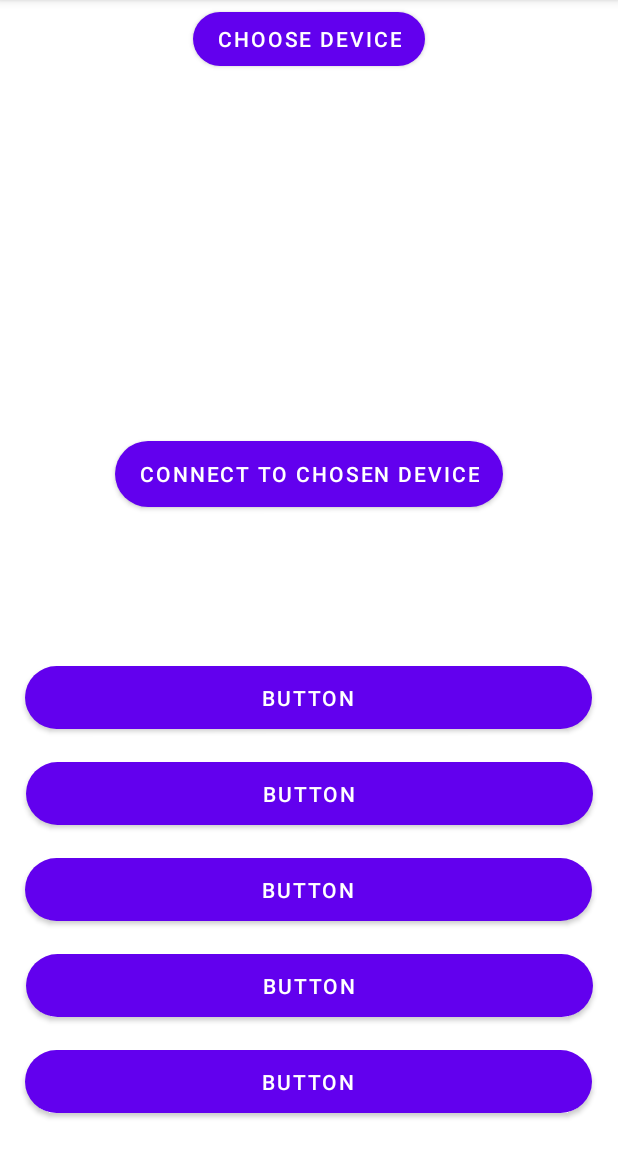
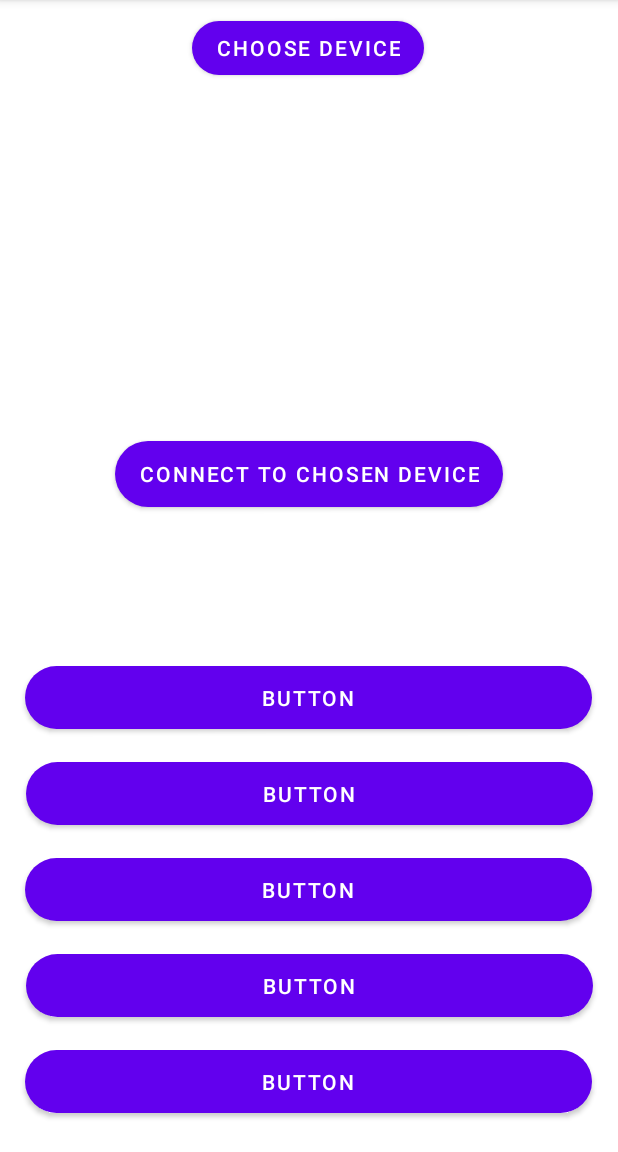
Before and after one commit to feannnag/sport, an Android app: the MainActivity2 screen opened directly, with no data from a screen before it, on a phone screen of 412 x 824 dp, the part 84-1236 px from its top. Run offline under Robolectric (Android 15) with nearby library versions, the phone set to English and light mode, and no system bars.

Commit message:
Changed layout a little bit

```diff
--- a/app/src/main/res/layout/activity_main2.xml
+++ b/app/src/main/res/layout/activity_main2.xml
@@ -92,11 +92,13 @@
         android:id="@+id/btBluetooth"
         android:layout_width="wrap_content"
         android:layout_height="wrap_content"
-        android:layout_marginBottom="50dp"
+        android:layout_marginBottom="36dp"
         android:text="Choose device"
         app:cornerRadius="25dp"
         app:layout_constraintBottom_toTopOf="@+id/textView"
         app:layout_constraintEnd_toEndOf="parent"
-        app:layout_constraintStart_toStartOf="parent" />
+        app:layout_constraintHorizontal_bias="0.498"
+        app:layout_constraintStart_toStartOf="parent"
+        app:layout_constraintTop_toTopOf="parent" />
 
 </androidx.constraintlayout.widget.ConstraintLayout>
```
